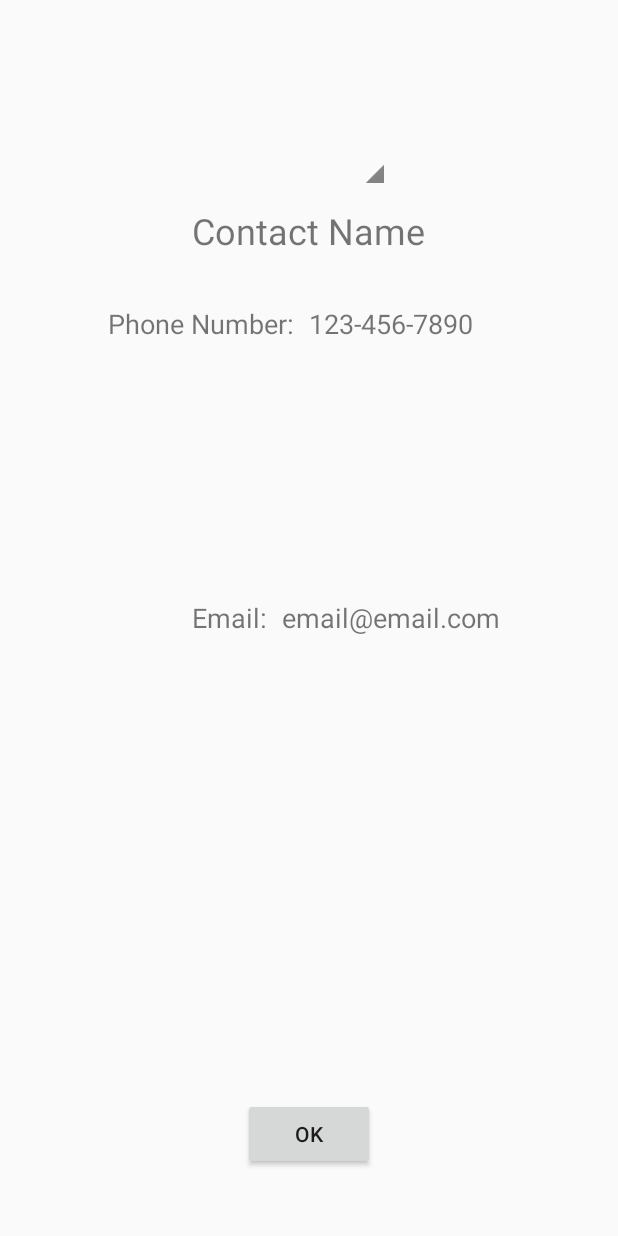
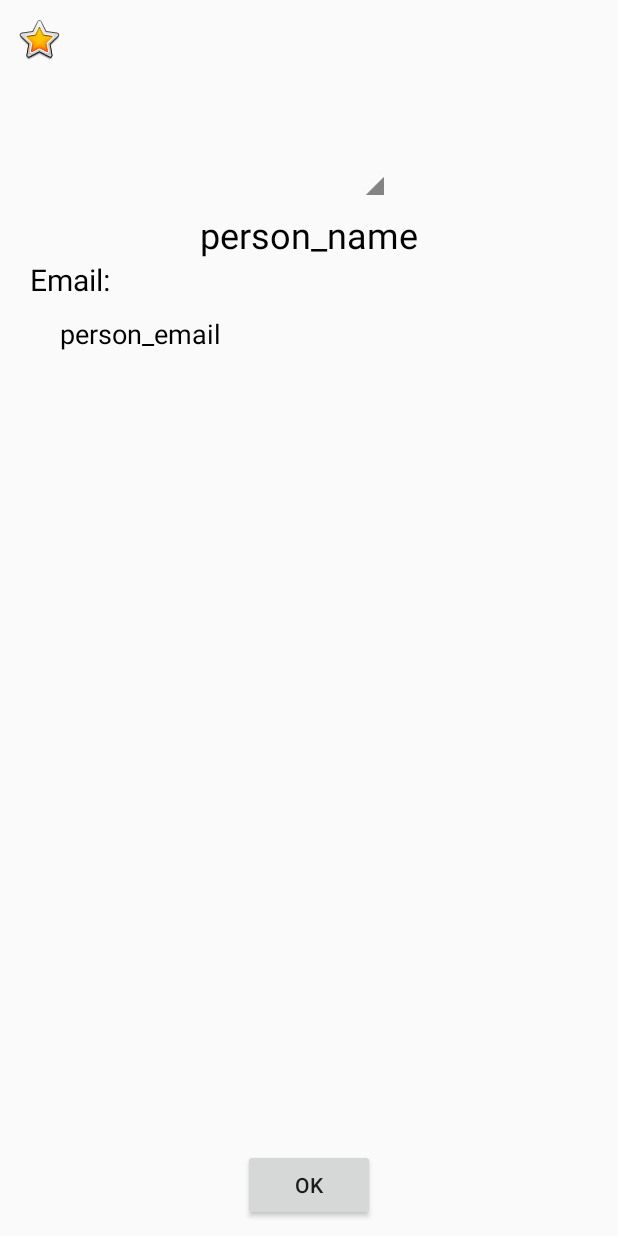
Before and after one commit to WillyWoosley/SchoolUtility, an Android app: the layout contact_show.xml on its own in the app's theme, with its tools: preview values and no code run, on a phone screen of 412 x 824 dp. Run offline under Robolectric (Android 15) with nearby library versions, the phone set to English and light mode, and no system bars.

Commit message:
ContactDialog working with name and email

```diff
--- a/app/src/main/java/com/gamecodeschool/schoolutility/ContactsActivity.java
+++ b/app/src/main/java/com/gamecodeschool/schoolutility/ContactsActivity.java
@@ -47,16 +47,17 @@ public class ContactsActivity extends AppCompatActivity
        ListView listContacts = (ListView) findViewById(R.id.contact_listview_display);
        listContacts.setAdapter(mContactAdapter);
 
-       /*listContacts.setOnClickListener(
+       listContacts.setOnItemClickListener(
                new AdapterView.OnItemClickListener() {
                    @Override
                    public void onItemClick(AdapterView<?> parent, View view, int position, long id) {
                        Contact tempContact = mContactAdapter.getItem(position);
-                       DialogContact dialogContact = new DialogContact();
-
+                       DialogContact showContact = new DialogContact();
+                       showContact.sendContact(tempContact);
+                       showContact.show(getFragmentManager(), "");
                    }
                }
-       );*/
+       );
     }
 
     @Override
--- a/app/src/main/java/com/pacificcollegiate/dialogs/DialogContact.java
+++ b/app/src/main/java/com/pacificcollegiate/dialogs/DialogContact.java
@@ -8,7 +8,9 @@ import android.text.Layout;
 import android.view.LayoutInflater;
 import android.view.View;
 import android.widget.Button;
+import android.widget.TextView;
 
+import com.gamecodeschool.schoolutility.Contact;
 import com.gamecodeschool.schoolutility.R;
 
 /**
@@ -16,16 +18,25 @@ import com.gamecodeschool.schoolutility.R;
  */
 
 public class DialogContact extends DialogFragment {
+
+    //Member Variables//
+    private Contact mContact;
+    ////////////////////
+
     @Override
     public Dialog onCreateDialog(Bundle savedInstanceState)
     {
         AlertDialog.Builder builder = new AlertDialog.Builder(getActivity());
         LayoutInflater inflater = getActivity().getLayoutInflater();
         View dialogView = inflater.inflate(R.layout.contact_show, null);
+        builder.setView(dialogView);
 
-        Button okButton = (Button) dialogView.findViewById(R.id.okContactDialog);
+        Button okButton = (Button) dialogView.findViewById(R.id.showContactOk);
+        TextView contactName = (TextView) dialogView.findViewById(R.id.showContactName);
+        TextView contactEmail = (TextView) dialogView.findViewById(R.id.showContactEmail);
 
-        builder.setView(dialogView).setMessage("My Contact");
+        contactName.setText(mContact.getName());
+        contactEmail.setText(mContact.getEmail());
 
         okButton.setOnClickListener(
                 new View.OnClickListener()
@@ -40,4 +51,9 @@ public class DialogContact extends DialogFragment {
 
         return builder.create();
     }
+
+    //Used to pass Contact
+    public void sendContact(Contact contact) {
+        mContact = contact;
+    }
 }
--- a/app/src/main/java/com/pacificcollegiate/dialogs/DialogShowHomework.java
+++ b/app/src/main/java/com/pacificcollegiate/dialogs/DialogShowHomework.java
@@ -20,7 +20,9 @@ import org.w3c.dom.Text;
 
 public class DialogShowHomework extends DialogFragment {
 
+    //Member Variables//
     private HomeworkAssignment mHomework;
+    ////////////////////
 
     @Override
     public Dialog onCreateDialog(Bundle savedInstanceState)
--- a/app/src/main/res/layout/contact_show.xml
+++ b/app/src/main/res/layout/contact_show.xml
@@ -1,79 +1,66 @@
 <?xml version="1.0" encoding="utf-8"?>
 <RelativeLayout xmlns:android="http://schemas.android.com/apk/res/android"
     xmlns:app="http://schemas.android.com/apk/res-auto"
-    android:layout_width="match_parent" android:layout_height="match_parent">
+    android:layout_width="match_parent" android:layout_height="match_parent"
+    android:layout_margin="10dp">
+
+    <QuickContactBadge
+        android:id="@+id/QuickContactBadge1"
+        android:layout_width="100dp"
+        android:layout_height="100dp"
+        android:layout_centerHorizontal="true"
+        android:layout_marginTop="20dp"/>
+
+    <ImageView
+        android:layout_width="wrap_content"
+        android:layout_height="wrap_content"
+        app:srcCompat="@android:drawable/btn_star_big_on" />
+
+    <ImageView
+        android:layout_width="wrap_content"
+        android:layout_height="wrap_content"
+        app:srcCompat="@android:drawable/btn_star_big_on" />
 
     <TextView
-        android:id="@+id/textView9"
+        android:id="@+id/showContactName"
+        android:layout_below="@id/QuickContactBadge1"
         android:layout_width="wrap_content"
         android:layout_height="wrap_content"
-        android:layout_alignParentLeft="true"
-        android:layout_alignParentStart="true"
-        android:layout_below="@+id/textView6"
-        android:layout_marginLeft="72dp"
-        android:layout_marginStart="72dp"
-        android:layout_marginTop="33dp"
-        android:text="Phone Number:"
-        android:textSize="18sp" />
+        android:layout_centerHorizontal="true"
+        android:layout_marginTop="10dp"
+        android:text="person_name"
+        android:textSize="24sp"
+        android:textColor="@android:color/black"/>
 
     <TextView
-        android:id="@+id/textView6"
+        android:id="@+id/textView1"
+        android:layout_below="@id/showContactName"
         android:layout_width="wrap_content"
         android:layout_height="wrap_content"
-        android:layout_below="@+id/quickContactBadge"
-        android:layout_centerHorizontal="true"
-        android:layout_marginTop="15dp"
-        android:text="Contact Name"
-        android:textSize="24sp" />
-
-    <QuickContactBadge
-        android:id="@+id/quickContactBadge"
-        android:layout_width="100dp"
-        android:layout_height="100dp"
-        android:layout_marginTop="22dp"
-        app:srcCompat="@mipmap/ic_launcher"
-        android:layout_alignParentTop="true"
-        android:layout_centerHorizontal="true" />
+        android:layout_marginLeft="10dp"
+        android:text="Email:"
+        android:textColor="@android:color/black"
+        android:textSize="20sp"
+        />
 
     <TextView
-        android:id="@+id/textView8"
+        android:id="@+id/showContactEmail"
+        android:layout_below="@id/textView1"
         android:layout_width="wrap_content"
         android:layout_height="wrap_content"
-        android:text="123-456-7890"
+        android:text="person_email"
+        android:layout_marginTop="10dp"
+        android:layout_marginLeft="30dp"
         android:textSize="18sp"
-        android:layout_alignBaseline="@+id/textView9"
-        android:layout_alignBottom="@+id/textView9"
-        android:layout_toRightOf="@+id/textView9"
-        android:layout_toEndOf="@+id/textView9"
-        android:layout_marginLeft="10dp"
-        android:layout_marginStart="10dp" />
-
-    <TextView
-        android:id="@+id/textView10"
-        android:layout_width="wrap_content"
-        android:layout_height="wrap_content"
-        android:text="Email:"
-        android:textSize="18sp"
-        android:layout_centerVertical="true"
-        android:layout_alignLeft="@+id/textView6"
-        android:layout_alignStart="@+id/textView6" />
-
-    <TextView
-        android:id="@+id/textView11"
-        android:layout_width="wrap_content"
-        android:layout_height="wrap_content"
-        android:text="email@email.com"
-        android:textSize="18sp"
-        android:layout_toRightOf="@id/textView10"
-        android:layout_centerVertical="true"
-        android:layout_marginLeft="10dp"/>
+        android:textColor="@android:color/black"
+        />
 
     <Button
-        android:id="@+id/okContactDialog"
+        android:id="@+id/showContactOk"
         android:layout_width="wrap_content"
         android:layout_height="wrap_content"
         android:layout_alignParentBottom="true"
         android:layout_centerHorizontal="true"
-        android:layout_marginBottom="44dp"
-        android:text="@string/ok" />
+        android:text="OK"/>
+
 </RelativeLayout>
```
